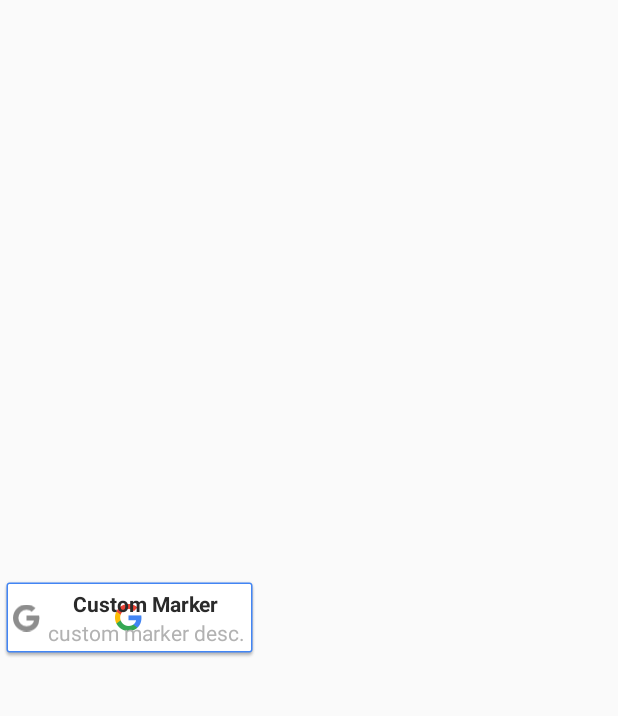
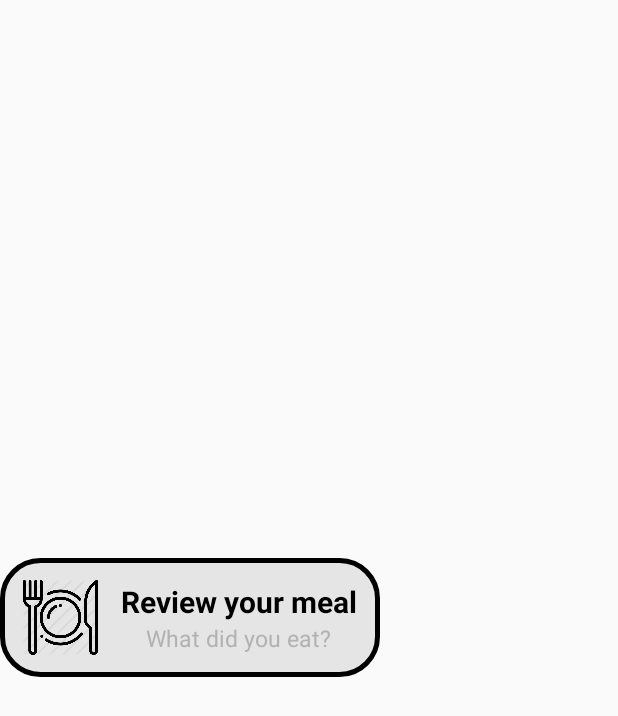
Before and after one commit to gomyk/FoodReviewApp, an Android app: the layout callout_balloon.xml on its own in the app's theme, with its tools: preview values and no code run, on a phone screen of 412 x 824 dp. Shown: the top 716 px of the screen. Run offline under Robolectric (Android 15) with nearby library versions, the light colour scheme and no system bars.

Commit message:
Implement review activity [2019/05/22]

```diff
--- a/app/src/main/java/com/example/toyproject/CustomCallOutBalloonAdapter.java
+++ b/app/src/main/java/com/example/toyproject/CustomCallOutBalloonAdapter.java
@@ -1,5 +1,6 @@
 package com.example.toyproject;
 
+import android.content.Intent;
 import android.view.LayoutInflater;
 import android.view.View;
 import android.widget.ImageView;
@@ -22,9 +23,6 @@ public class CustomCallOutBalloonAdapter implements CalloutBalloonAdapter {
 
     @Override
     public View getCalloutBalloon(MapPOIItem poiItem) {
-        ((ImageView) mCalloutBalloon.findViewById(R.id.badge)).setImageResource(R.drawable.ic_launcher_background);
-        ((TextView) mCalloutBalloon.findViewById(R.id.title)).setText(poiItem.getItemName());
-        ((TextView) mCalloutBalloon.findViewById(R.id.desc)).setText("Custom CalloutBalloon");
         return mCalloutBalloon;
     }
 
--- a/app/src/main/java/com/example/toyproject/MapViewManager.java
+++ b/app/src/main/java/com/example/toyproject/MapViewManager.java
@@ -1,5 +1,6 @@
 package com.example.toyproject;
 
+import android.content.Intent;
 import android.support.design.widget.Snackbar;
 import android.util.Log;
 import android.view.View;
@@ -64,6 +65,7 @@ public class MapViewManager implements MapView.POIItemEventListener {
     public void onCalloutBalloonOfPOIItemTouched(MapView mapView, MapPOIItem mapPOIItem, MapPOIItem.CalloutBalloonButtonType calloutBalloonButtonType) {
         Log.d(TAG, "onCalloutBalloonOfPOIItemTouched_more_parameters");
         showSnackBarAsLog(mapView, "onCalloutBalloonOfPOIItemTouched_more_parameters");
+        mListener.onCalloutBallounTouched();
     }
 
     @Override
@@ -74,5 +76,6 @@ public class MapViewManager implements MapView.POIItemEventListener {
 
     public interface MapViewCustomListener {
         public void onPoiTouched(boolean recyclerViewVisible);
+        public void onCalloutBallounTouched();
     }
 }
--- a/app/src/main/java/com/example/toyproject/utils/CommonContracts.java
+++ b/app/src/main/java/com/example/toyproject/utils/CommonContracts.java
@@ -3,4 +3,5 @@ package com.example.toyproject.utils;
 public class CommonContracts {
     public static final int LOGIN_ACTIVITY_REQUEST = 1000;
     public static final int LOGIN_SUCCESS = 1001;
+    public static final int REVIEW_WRITE_ACTIVITY = 1002;
 }
--- a/app/src/main/res/drawable/border.xml
+++ b/app/src/main/res/drawable/border.xml
@@ -6,6 +6,7 @@
         android:topLeftRadius="25dp"
         android:bottomRightRadius="25dp"
         android:bottomLeftRadius="25dp" />
+    <solid android:color="@color/colorGray" />
     <stroke
         android:width="3dp"
         android:color="@android:color/black" />
--- a/app/src/main/res/layout/callout_balloon.xml
+++ b/app/src/main/res/layout/callout_balloon.xml
@@ -3,27 +3,32 @@
     android:layout_width="wrap_content"
     android:layout_height="wrap_content"
     android:layout_gravity="center_vertical"
-    android:background="@drawable/common_google_signin_btn_icon_dark"
+    android:background="@drawable/border"
     android:orientation="vertical" >
 
+
     <LinearLayout
+        android:id ="@+id/callout_balloon"
         android:layout_width="wrap_content"
         android:layout_height="wrap_content"
-        android:orientation="horizontal" >
+        android:orientation="horizontal">
 
         <ImageView
             android:id="@+id/badge"
-            android:layout_width="wrap_content"
-            android:layout_height="match_parent"
-            android:layout_marginRight="5dp"
+            android:layout_width="50dp"
+            android:layout_height="50dp"
             android:adjustViewBounds="true"
-            android:src="@drawable/googleg_disabled_color_18" >
+            android:layout_marginLeft="15dp"
+            android:layout_gravity="center_vertical"
+            android:src="@drawable/meal" >
         </ImageView>
 
         <LinearLayout
             android:layout_width="wrap_content"
             android:layout_height="wrap_content"
-            android:orientation="vertical" >
+            android:orientation="vertical"
+            android:layout_gravity="center_vertical"
+            android:layout_margin="15dp">
 
             <TextView
                 android:id="@+id/title"
@@ -32,20 +37,21 @@
                 android:layout_gravity="center_horizontal"
                 android:ellipsize="end"
                 android:singleLine="true"
-                android:text="Custom Marker"
-                android:textColor="@color/marker_text_title"
-                android:textSize="@dimen/marker_textSize"
+                android:text="Review your meal"
+                android:textColor="@color/colorBlack"
+                android:textSize="20dp"
                 android:textStyle="bold" />
 
             <TextView
                 android:id="@+id/desc"
                 android:layout_width="wrap_content"
                 android:layout_height="wrap_content"
+                android:layout_gravity="center_horizontal"
                 android:ellipsize="end"
                 android:singleLine="true"
-                android:text="custom marker desc."
+                android:text="What did you eat?"
                 android:textColor="@color/marker_text_content"
-                android:textSize="@dimen/marker_textSize" />
+                android:textSize="15dp" />
         </LinearLayout>
     </LinearLayout>
 
--- a/app/src/main/res/values/dimens.xml
+++ b/app/src/main/res/values/dimens.xml
@@ -4,7 +4,7 @@
     <dimen name="fab_margin">16dp</dimen>
 
     <!-- marker dimens -->
-    <dimen name="marker_textSize">14sp</dimen>
+    <dimen name="marker_textSize">60dp</dimen>
 
     <!-- recycler view dimens -->
     <dimen name="recyclerview_horizontal_margin">4dp</dimen>
--- a/app/src/main/res/values/strings.xml
+++ b/app/src/main/res/values/strings.xml
@@ -18,7 +18,6 @@
     <string name="usermgmg_age">Write Your Age</string>
 
 
-
     <!-- button -->
     <string name="button_ok">Ok</string>
     <string name="button_cancel">Cancel</string>
```
Also changed, not shown: app/src/main/AndroidManifest.xml (+6 -2 lines), app/src/main/java/com/example/toyproject/MainActivity.java (+8 -2 lines), app/src/main/java/com/example/toyproject/WriteReviewActivity.java (added, +13 -0 lines), app/src/main/res/layout/activity_write_review.xml (added, +65 -0 lines), app/src/main/res/drawable-v24/meal.png (added), app/src/main/res/drawable-v24/review_border.png (added).
